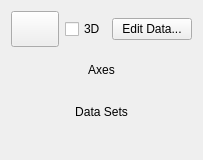
This is plugins/chartshape/PlotAreaConfigWidget.ui in KDE/calligra as Qt 5 draws it before an edit. The edited form follows.
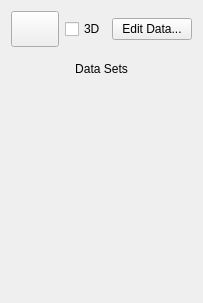
This is the edited form. The open tabs and pages were chosen to show the change. Icons and pictures are not drawn. Custom widgets are drawn as their Qt base class.

Commit message: Chart: Add a dedicated BubbleConfigWidget (WIP)

The edit to the form file:
```diff
--- a/plugins/chartshape/PlotAreaConfigWidget.ui
+++ b/plugins/chartshape/PlotAreaConfigWidget.ui
@@ -8,7 +8,7 @@
     <x>0</x>
     <y>0</y>
     <width>203</width>
-    <height>160</height>
+    <height>303</height>
    </rect>
   </property>
   <layout class="QVBoxLayout" name="verticalLayout_4">
@@ -142,6 +142,36 @@
        </item>
       </layout>
      </widget>
+     <widget class="QWidget" name="page">
+      <layout class="QVBoxLayout" name="verticalLayout_5">
+       <item>
+        <widget class="QLabel" name="label_4">
+         <property name="text">
+          <string>Data Sets</string>
+         </property>
+         <property name="alignment">
+          <set>Qt::AlignCenter</set>
+         </property>
+        </widget>
+       </item>
+       <item>
+        <widget class="KoChart::BubbleConfigWidget" name="bubbleConfigWidget" native="true"/>
+       </item>
+       <item>
+        <spacer name="verticalSpacer_2">
+         <property name="orientation">
+          <enum>Qt::Vertical</enum>
+         </property>
+         <property name="sizeHint" stdset="0">
+          <size>
+           <width>20</width>
+           <height>202</height>
+          </size>
+         </property>
+        </spacer>
+       </item>
+      </layout>
+     </widget>
     </widget>
    </item>
   </layout>
@@ -165,6 +195,12 @@
    <header>PieConfigWidget.h</header>
    <container>1</container>
   </customwidget>
+  <customwidget>
+   <class>KoChart::BubbleConfigWidget</class>
+   <extends>QWidget</extends>
+   <header>BubbleConfigWidget.h</header>
+   <container>1</container>
+  </customwidget>
  </customwidgets>
  <resources/>
  <connections/>
```
The commit also changes 8 other files.
